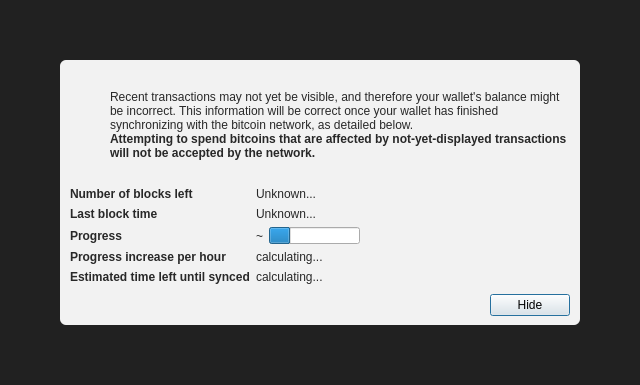
The window that src/qt/forms/modaloverlay.ui (lycion/genex-project) describes before a commit, drawn with Qt 5.
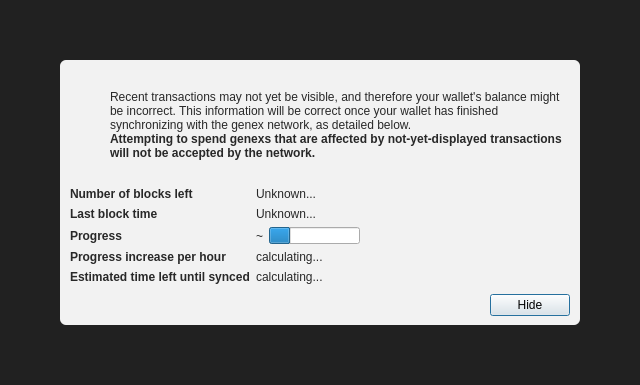
The same window after the commit. Icons and pictures are not drawn. Custom widgets are drawn as their Qt base class.

Diff of the .ui file:
```diff
--- a/src/qt/forms/modaloverlay.ui
+++ b/src/qt/forms/modaloverlay.ui
@@ -130,7 +130,7 @@
              <item>
               <widget class="QLabel" name="infoText">
                <property name="text">
-                <string>Recent transactions may not yet be visible, and therefore your wallet's balance might be incorrect. This information will be correct once your wallet has finished synchronizing with the bitcoin network, as detailed below.</string>
+                <string>Recent transactions may not yet be visible, and therefore your wallet's balance might be incorrect. This information will be correct once your wallet has finished synchronizing with the genex network, as detailed below.</string>
                </property>
                <property name="textFormat">
                 <enum>Qt::RichText</enum>
@@ -149,7 +149,7 @@
                 </font>
                </property>
                <property name="text">
-                <string>Attempting to spend bitcoins that are affected by not-yet-displayed transactions will not be accepted by the network.</string>
+                <string>Attempting to spend genexs that are affected by not-yet-displayed transactions will not be accepted by the network.</string>
                </property>
                <property name="textFormat">
                 <enum>Qt::RichText</enum>
```
